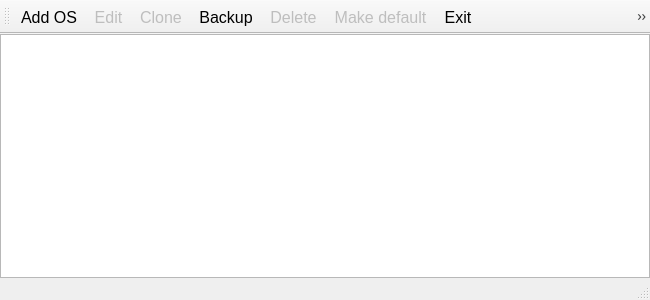
maxnet/berryboot, file BerrybootGUI2.0/mainwindow.ui: the form before one commit.
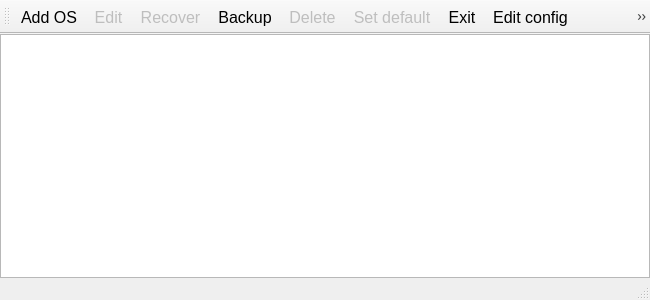
The form after the commit. Icons and pictures are not drawn.

Commit message: Added recovery button, moved clone button, various text edits

Patch:
```diff
--- a/BerrybootGUI2.0/mainwindow.ui
+++ b/BerrybootGUI2.0/mainwindow.ui
@@ -46,12 +46,13 @@
    </attribute>
    <addaction name="actionAdd_OS"/>
    <addaction name="actionEdit"/>
-   <addaction name="actionClone"/>
+   <addaction name="actionRecover"/>
    <addaction name="actionExport"/>
    <addaction name="actionDelete"/>
    <addaction name="actionSet_default"/>
    <addaction name="actionExit"/>
    <addaction name="actionAdvanced_configuration"/>
+   <addaction name="actionClone"/>
    <addaction name="actionConsole"/>
    <addaction name="actionSetPassword"/>
    <addaction name="actionRepair_file_system"/>
@@ -123,6 +124,9 @@
      <normaloff>:/icons/bookmark.png</normaloff>:/icons/bookmark.png</iconset>
    </property>
    <property name="text">
+    <string>Set default</string>
+   </property>
+   <property name="toolTip">
     <string>Make default</string>
    </property>
   </action>
@@ -156,7 +160,10 @@
      <normaloff>:/icons/configure.png</normaloff>:/icons/configure.png</iconset>
    </property>
    <property name="text">
-    <string>Advanced configuration</string>
+    <string>Edit config</string>
+   </property>
+   <property name="shortcut">
+    <string>Ctrl+E</string>
    </property>
   </action>
   <action name="actionConsole">
@@ -184,6 +191,24 @@
    </property>
    <property name="text">
     <string>Repair file system</string>
+   </property>
+   <property name="shortcut">
+    <string>Ctrl+R</string>
+   </property>
+  </action>
+  <action name="actionRecover">
+   <property name="enabled">
+    <bool>false</bool>
+   </property>
+   <property name="icon">
+    <iconset resource="icons.qrc">
+     <normaloff>:/icons/document_revert.png</normaloff>:/icons/document_revert.png</iconset>
+   </property>
+   <property name="text">
+    <string>Recover</string>
+   </property>
+   <property name="toolTip">
+    <string>Restore original image</string>
    </property>
   </action>
  </widget>
```
Left out of the diff: 3 changed lines with no effect on the pictures. The commit also changes 5 other files.
